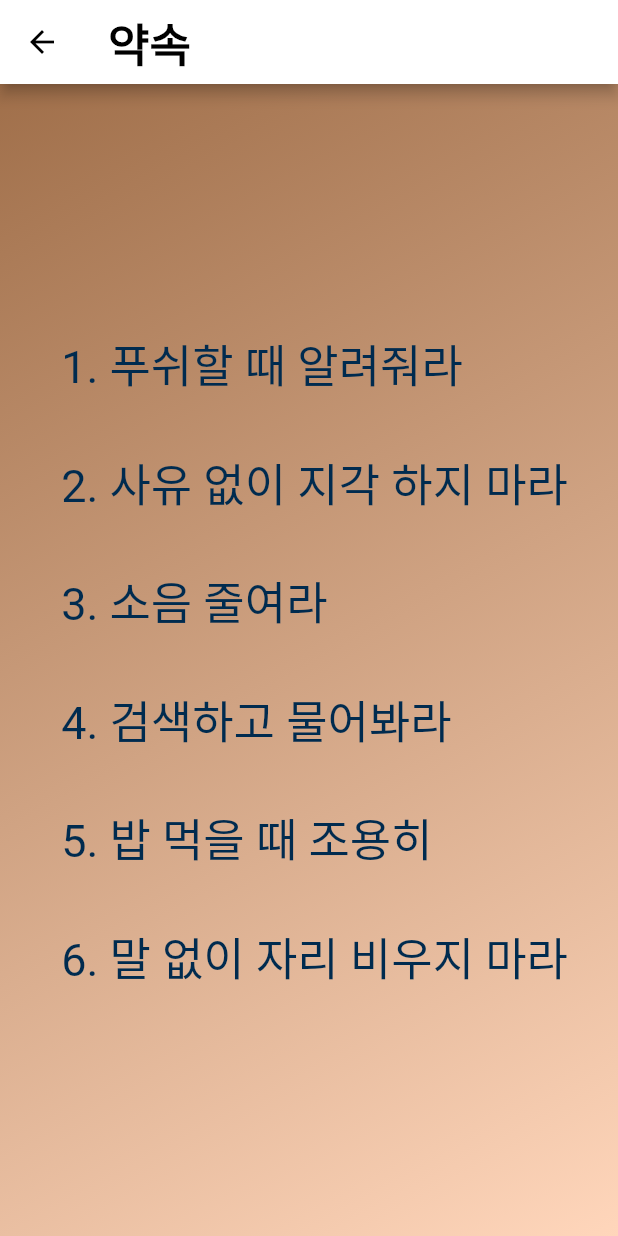
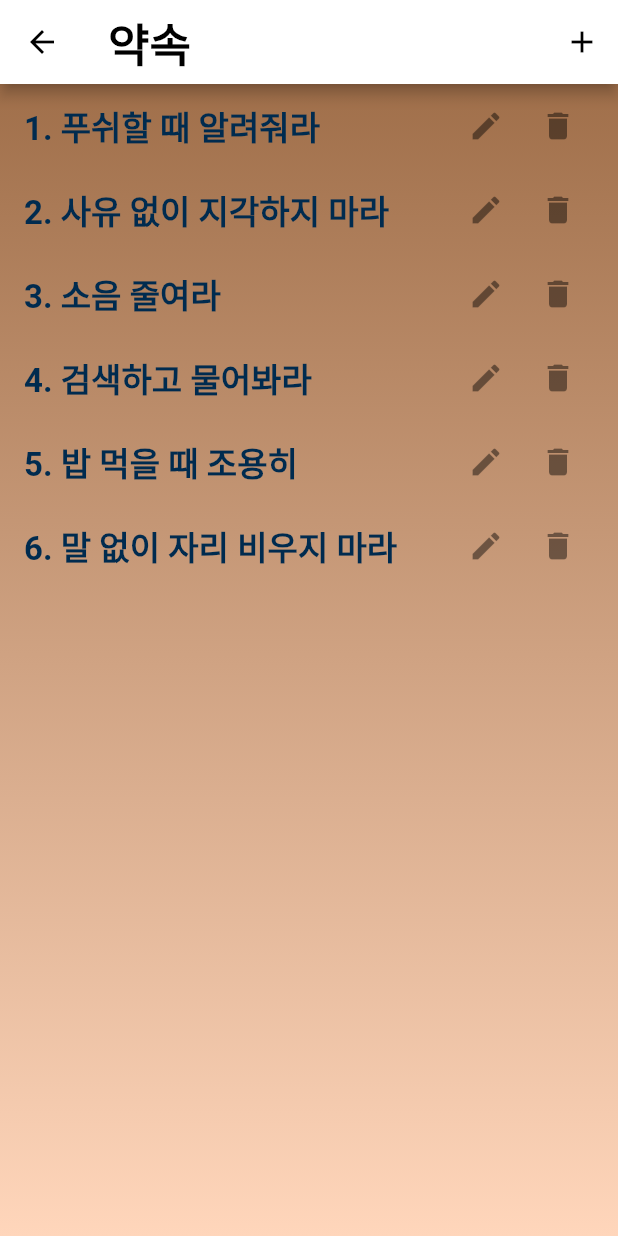
Before and after one commit to jh4016/team-project, a Flutter app: the screen it shows after launch, after a tap on "약속", on a phone screen of 412 x 824 dp. Run offline on Flutter 3.47's test engine with Material 2 defaults, Android fonts, the phone set to English and light mode, and no system bars; our stand-ins replace shared_preferences; network calls fail; Roboto replaces fonts that are missing (조선궁서체).

Commit message:
약속 추가 수정 삭제기능추가

```diff
--- a/lib/HomePage.dart
+++ b/lib/HomePage.dart
@@ -55,7 +55,7 @@ class HomePage extends StatelessWidget {
             } else if (index == 1) {
               pageWidget = GoalPage();
             } else if (index == 2) {
-              pageWidget = promise(context);
+              pageWidget = PromisePage();
             } else if (index == 3) {
               pageWidget = blog(context);
             } else {
--- a/lib/promise.dart
+++ b/lib/promise.dart
@@ -1,51 +1,231 @@
 import 'package:flutter/material.dart';
+import 'package:shared_preferences/shared_preferences.dart';
 
-/*중요 파일*/
-Widget promise(BuildContext context) {
-  return Scaffold(
-    appBar: AppBar(
-      backgroundColor: Colors.white,
-      leading: IconButton(
-        icon: Icon(Icons.arrow_back),  color:  Color(0xFF000000), // 앱바 아이콘 색상
+class PromisePage extends StatefulWidget {
+  @override
+  _PromisePageState createState() => _PromisePageState();
+}
+
+class _PromisePageState extends State<PromisePage> {
+  TextEditingController promiseController = TextEditingController();
+  List<String> promises = [];
+
+  @override
+  void initState() {
+    super.initState();
+    loadPromises();
+  }
+
+  Future<void> loadPromises() async {
+    SharedPreferences prefs = await SharedPreferences.getInstance();
+    setState(() {
+      promises = prefs.getStringList('promise') ??
+          [
+            '1. 푸쉬할 때 알려줘라',
+            '2. 사유 없이 지각하지 마라',
+            '3. 소음 줄여라',
+            '4. 검색하고 물어봐라',
+            '5. 밥 먹을 때 조용히',
+            '6. 말 없이 자리 비우지 마라',
+          ];
+    });
+  }
+
+  Future<void> savePromises() async {
+    SharedPreferences prefs = await SharedPreferences.getInstance();
+    await prefs.setStringList('promise', promises);
+  }
+
+  void addPromise(String promise) {
+    setState(() {
+      promises.add(promise);
+      savePromises();
+    });
+    promiseController.clear();
+  }
+
+  void deletePromise(int index) {
+    showDialog(
+      context: context,
+      builder: (BuildContext context) {
+        return AlertDialog(
+          title: Text('약속 삭제'),
+          content: Text('정말로 이 약속을 삭제하시겠습니까?'),
+          actions: [
+            TextButton(
+              child: Text('취소'),
               onPressed: () {
-          Navigator.pop(context); // 뒤로 가기 버튼 동작
+                Navigator.pop(context);
               },
             ),
-      title: Text(
-        '약속',
-        style: TextStyle(
+            TextButton(
+              child: Text('삭제'),
+              onPressed: () {
+                setState(() {
+                  promises.removeAt(index);
+                  savePromises();
+                });
+                Navigator.pop(context);
+              },
+            ),
+          ],
+        );
+      },
+    );
+  }
+
+  void editPromise(int index) {
+    String promise = promises[index];
+    TextEditingController editController =
+    TextEditingController(text: promise);
+
+    showDialog(
+      context: context,
+      builder: (BuildContext context) {
+        return AlertDialog(
+          title: Text('약속 수정'),
+          content: TextField(
+            controller: editController,
+            decoration: InputDecoration(labelText: '약속'),
+            onChanged: (value) {
+              promise = value;
+            },
+          ),
+          actions: [
+            TextButton(
+              child: Text('취소'),
+              onPressed: () {
+                Navigator.pop(context);
+              },
+            ),
+            TextButton(
+              child: Text('저장'),
+              onPressed: () {
+                setState(() {
+                  promises[index] = promise;
+                  savePromises();
+                });
+                Navigator.pop(context);
+              },
+            ),
+          ],
+        );
+      },
+    );
+  }
+
+  void showAddPromiseDialog() {
+    String newPromise = '';
+
+    showDialog(
+      context: context,
+      builder: (BuildContext context) {
+        return AlertDialog(
+          title: Text('새로운 약속 추가'),
+          content: TextField(
+            controller: promiseController,
+            decoration: InputDecoration(labelText: '약속'),
+            onChanged: (value) {
+              newPromise = value;
+            },
+          ),
+          actions: [
+            TextButton(
+              child: Text('취소'),
+              onPressed: () {
+                Navigator.pop(context);
+              },
+            ),
+            TextButton(
+              child: Text('추가'),
+              onPressed: () {
+                addPromise(newPromise);
+                Navigator.pop(context);
+              },
+            ),
+          ],
+        );
+      },
+    );
+  }
+
+  @override
+  Widget build(BuildContext context) {
+    return WillPopScope(
+      onWillPop: () async {
+        savePromises();
+        return true;
+      },
+      child: Scaffold(
+        appBar: AppBar(
+          title: Text('약속'),
+          titleTextStyle: TextStyle(
+            color: Color(0xFF000000),
             fontSize: 30,
             fontWeight: FontWeight.bold,
-           color:  Color(0xFF000000),
-          fontFamily: '조선궁서체',
           ),
+          backgroundColor: Colors.white,
+          iconTheme: IconThemeData(color: Color(0xFF000000)),
+          actions: [
+            IconButton(
+              icon: Icon(Icons.add),
+              onPressed: () {
+                showAddPromiseDialog();
+              },
             ),
+          ],
         ),
         body: Container(
           decoration: BoxDecoration(
             gradient: LinearGradient(
-          begin: Alignment.topLeft,
-          end: Alignment.bottomRight,
+              begin: Alignment.topCenter,
+              end: Alignment.bottomCenter,
               colors: [
-            Color(0xFFA06F4A), // 첫 번째 색상
-            Color(0xFFFFD6BB), // 두 번째 색상
+                Color.fromARGB(255, 160, 111, 74), // 첫 번째 색상
+                Color.fromARGB(255, 255, 214, 187), // 두 번째 색상
               ],
             ),
           ),
-      child: Center(
-        child: Text(
-          '\t 1. 푸쉬할 때 알려줘라 \n\n'
-          '\t 2. 사유 없이 지각 하지 마라 \n\n'
-          '\t 3. 소음 줄여라 \n\n'
-          '\t 4. 검색하고 물어봐라 \n\n'
-          '\t 5. 밥 먹을 때 조용히\n\n'
-          '\t 6. 말 없이 자리 비우지 마라',
+          child: Column(
+            children: [
+              Expanded(
+                child: ListView.builder(
+                  itemCount: promises.length,
+                  itemBuilder: (context, index) {
+                    return ListTile(
+                      title: Text(
+                        promises[index],
                         style: TextStyle(
-            fontSize: 30,
-             color:  Color(0xFF002B4F), fontFamily: '조선궁서체'
+                          fontSize: 22,
+                          color: Color.fromARGB(255, 0, 43, 79),
+                          fontWeight: FontWeight.bold,
                         ),
+                      ),
+                      trailing: Row(
+                        mainAxisSize: MainAxisSize.min,
+                        children: [
+                          IconButton(
+                            icon: Icon(Icons.edit),
+                            onPressed: () {
+                              editPromise(index);
+                            },
+                          ),
+                          IconButton(
+                            icon: Icon(Icons.delete),
+                            onPressed: () {
+                              deletePromise(index);
+                            },
+                          ),
+                        ],
+                      ),
+                    );
+                  },
+                ),
+              ),
+            ],
           ),
         ),
       ),
     );
   }
+}
```
Lines whose indentation alone changed are shown as unchanged.
